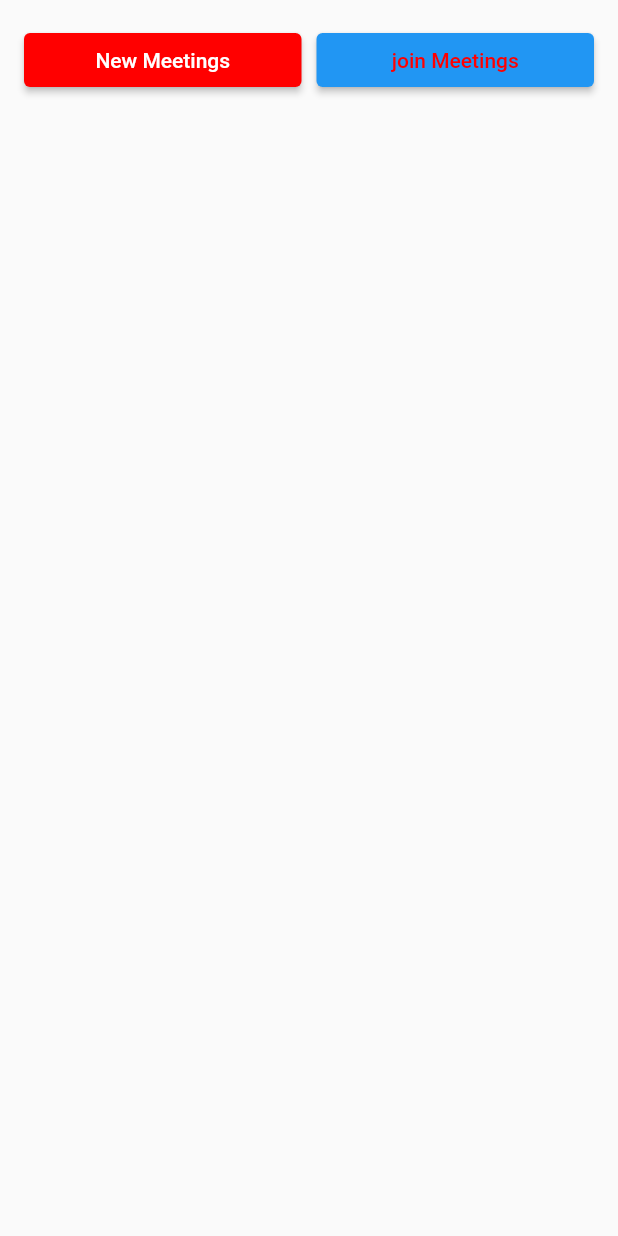
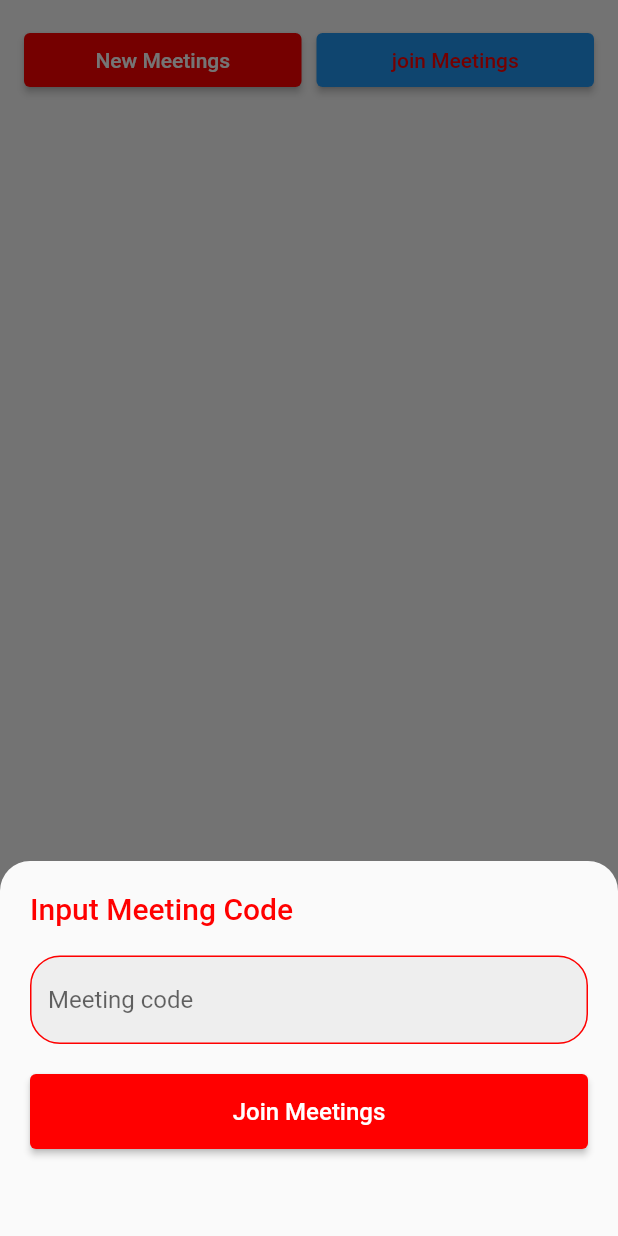
Before and after one commit to ramadhanialfarizi/videp_call_app, a Flutter app: the MeetWidget widget shown alone on an empty page, opened directly, after a tap on "join Meetings", on a phone screen of 412 x 824 dp. Run offline on Flutter 3.47's test engine with Material 2 defaults, Android fonts, the phone set to English and light mode, and no system bars; our stand-ins replace firebase_auth, firebase_core, get, google_sign_in; missing offline and left inert: zego_uikit_prebuilt_call; accounts and stored records are empty.

Commit message:
add ui home

```diff
--- /dev/null
+++ b/lib/core/global_widget/loadingScreenV2.dart
@@ -0,0 +1,18 @@
+import 'package:flutter/material.dart';
+import 'package:video_call_app/core/utils/VColors.dart';
+
+class LoadingScreenv2 extends StatelessWidget {
+  const LoadingScreenv2({super.key});
+
+  @override
+  Widget build(BuildContext context) {
+    return Scaffold(
+      backgroundColor: Colors.grey.withOpacity(0.7),
+      body: Center(
+        child: CircularProgressIndicator(
+          color: VColors.redColors,
+        ),
+      ),
+    );
+  }
+}
--- a/lib/features/call/view/callScreen.dart
+++ b/lib/features/call/view/callScreen.dart
@@ -37,7 +37,6 @@ class CallScreen extends StatelessWidget {
             ZegoMenuBarButtonName.switchCameraButton,
             ZegoMenuBarButtonName.showMemberListButton
           ])
-        ..onOnlySelfInRoom = (context) => Navigator.of(context).pop(),
-    );
+          ..onOnlySelfInRoom = (context) => Navigator.of(context).pop());
   }
 }
--- a/lib/features/home/controller/MeetWidgetController.dart
+++ b/lib/features/home/controller/MeetWidgetController.dart
@@ -1,7 +1,61 @@
+import 'package:flutter/material.dart';
+import 'package:get/get.dart';
+import 'package:get/get_core/src/get_main.dart';
+import 'package:get/get_navigation/get_navigation.dart';
 import 'package:get/get_state_manager/get_state_manager.dart';
+import 'package:video_call_app/core/helpers/authHelpers.dart';
+import 'package:video_call_app/features/call/view/callScreen.dart';
+import 'package:video_call_app/features/home/view/widget/subWidget/MeetingsFormWidget.dart';
 
 class MeetWidgetController extends GetxController {
-  createNewMeeting() {}
+  TextEditingController joinController = TextEditingController();
+  final AuthHelpers authHelpers = AuthHelpers();
 
-  joinToMeeting() {}
+  RxBool isLoading = false.obs;
+
+  createNewMeeting() async {
+    isLoading.value = true;
+
+    await Future.delayed(const Duration(milliseconds: 500));
+
+    isLoading.value = false;
+
+    String roomId = "meetup-meetings/";
+    Get.to(
+      () => CallScreen(
+        callUID: roomId,
+        userID: authHelpers.userLogin.currentUser?.uid ?? "",
+        userName: authHelpers.userLogin.currentUser?.email ?? "",
+      ),
+    );
+  }
+
+  joinToMeeting(context) {
+    showModalBottomSheet(
+      shape: const RoundedRectangleBorder(
+          borderRadius: BorderRadius.vertical(
+        top: Radius.circular(20),
+      )),
+      context: context,
+      builder: (context) => MeetingForm(
+        textEditingController: joinController,
+        onPressed: () async {
+          Get.back();
+          isLoading.value = true;
+
+          await Future.delayed(const Duration(milliseconds: 500));
+
+          isLoading.value = false;
+
+          Get.to(
+            () => CallScreen(
+              callUID: joinController.text,
+              userID: authHelpers.userLogin.currentUser?.uid ?? "",
+              userName: authHelpers.userLogin.currentUser?.email ?? "",
+            ),
+          );
+        },
+      ),
+    );
+  }
 }
--- a/lib/features/home/view/widget/meetWidget.dart
+++ b/lib/features/home/view/widget/meetWidget.dart
@@ -1,7 +1,8 @@
-import 'package:flutter/cupertino.dart';
 import 'package:flutter/material.dart';
 import 'package:get/get_core/src/get_main.dart';
 import 'package:get/get_instance/get_instance.dart';
+import 'package:get/get_state_manager/get_state_manager.dart';
+import 'package:video_call_app/core/global_widget/loadingScreenV2.dart';
 import 'package:video_call_app/core/utils/VColors.dart';
 import 'package:video_call_app/features/home/controller/MeetWidgetController.dart';
 
@@ -11,7 +12,9 @@ class MeetWidget extends StatelessWidget {
   @override
   Widget build(BuildContext context) {
     var _controller = Get.put(MeetWidgetController());
-    return Padding(
+    return Stack(
+      children: [
+        Padding(
           padding: const EdgeInsets.all(16),
           child: Column(
             children: [
@@ -38,7 +41,7 @@ class MeetWidget extends StatelessWidget {
                   ),
                   Expanded(
                     child: ElevatedButton(
-                  onPressed: () => _controller.joinToMeeting(),
+                      onPressed: () => _controller.joinToMeeting(context),
                       child: const Text(
                         "join Meetings",
                         style: TextStyle(
@@ -51,6 +54,11 @@ class MeetWidget extends StatelessWidget {
               )
             ],
           ),
+        ),
+        Obx(() => _controller.isLoading.value
+            ? const LoadingScreenv2()
+            : const SizedBox())
+      ],
     );
   }
 }
--- /dev/null
+++ b/lib/features/home/view/widget/subWidget/MeetingsFormWidget.dart
@@ -0,0 +1,86 @@
+import 'package:flutter/material.dart';
+import 'package:video_call_app/core/utils/VColors.dart';
+
+class MeetingForm extends StatelessWidget {
+  final VoidCallback onPressed;
+  final TextEditingController textEditingController;
+  const MeetingForm(
+      {super.key,
+      required this.onPressed,
+      required this.textEditingController});
+
+  @override
+  Widget build(BuildContext context) {
+    return Container(
+      width: double.infinity,
+      height: 250,
+      padding: const EdgeInsets.all(20),
+      child: Column(
+        crossAxisAlignment: CrossAxisAlignment.start,
+        children: [
+          const Text(
+            'Input Meeting Code',
+            style: TextStyle(
+              fontSize: 20,
+              fontWeight: FontWeight.w500,
+              color: VColors.redColors,
+            ),
+          ),
+          const SizedBox(
+            height: 20,
+          ),
+          TextFormField(
+            controller: textEditingController,
+            decoration: InputDecoration(
+              hintText: 'Meeting code',
+              filled: true,
+              fillColor: Colors.grey[200],
+              border: OutlineInputBorder(
+                borderRadius: BorderRadius.circular(20),
+                borderSide: const BorderSide(
+                  color: VColors.redColors,
+                ),
+              ),
+              enabledBorder: OutlineInputBorder(
+                borderRadius: BorderRadius.circular(20),
+                borderSide: const BorderSide(
+                  color: VColors.redColors,
+                ),
+              ),
+              focusedBorder: OutlineInputBorder(
+                borderRadius: BorderRadius.circular(20),
+                borderSide: const BorderSide(
+                  color: VColors.redColors,
+                ),
+              ),
+              // prefixIconColor: VColors.redColors,
+              // prefixIcon: const Icon(Icons.email),
+            ),
+          ),
+          const SizedBox(
+            height: 20,
+          ),
+          SizedBox(
+            height: 50,
+            width: double.infinity,
+            child: ElevatedButton(
+              onPressed: onPressed,
+              style: ButtonStyle(
+                backgroundColor: MaterialStateProperty.all<Color>(
+                  VColors.redColors,
+                ),
+              ),
+              child: const Text(
+                "Join Meetings",
+                style: TextStyle(
+                  color: Colors.white,
+                  fontSize: 16,
+                ),
+              ),
+            ),
+          ),
+        ],
+      ),
+    );
+  }
+}
```
Lines whose indentation alone changed are shown as unchanged.
